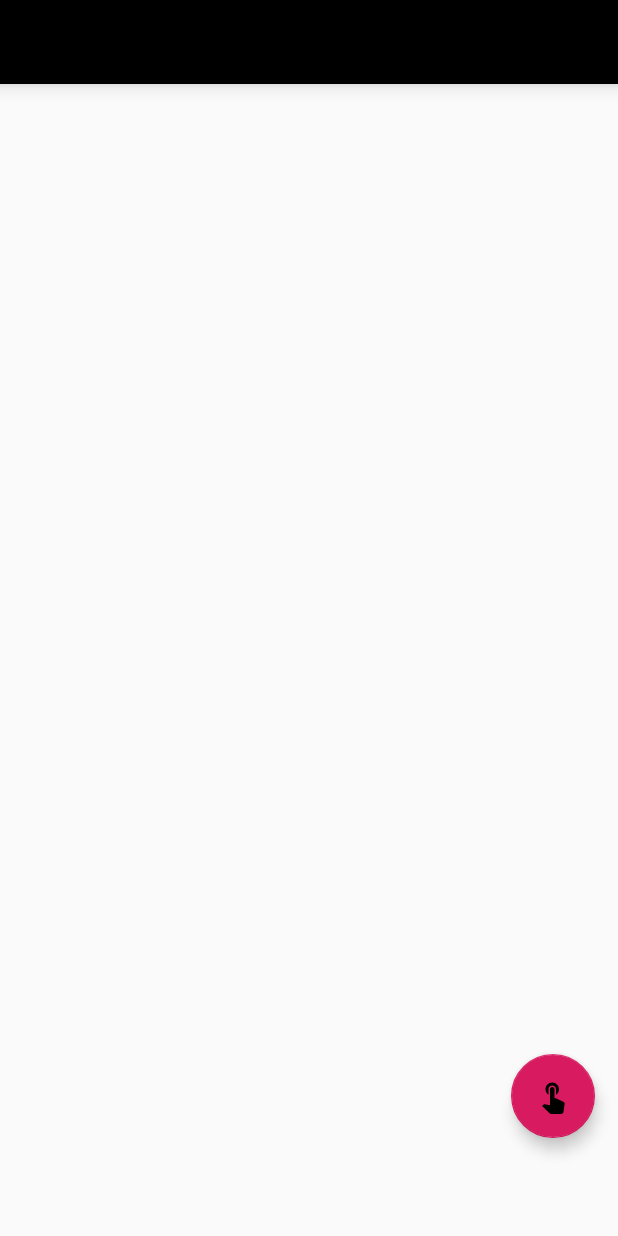
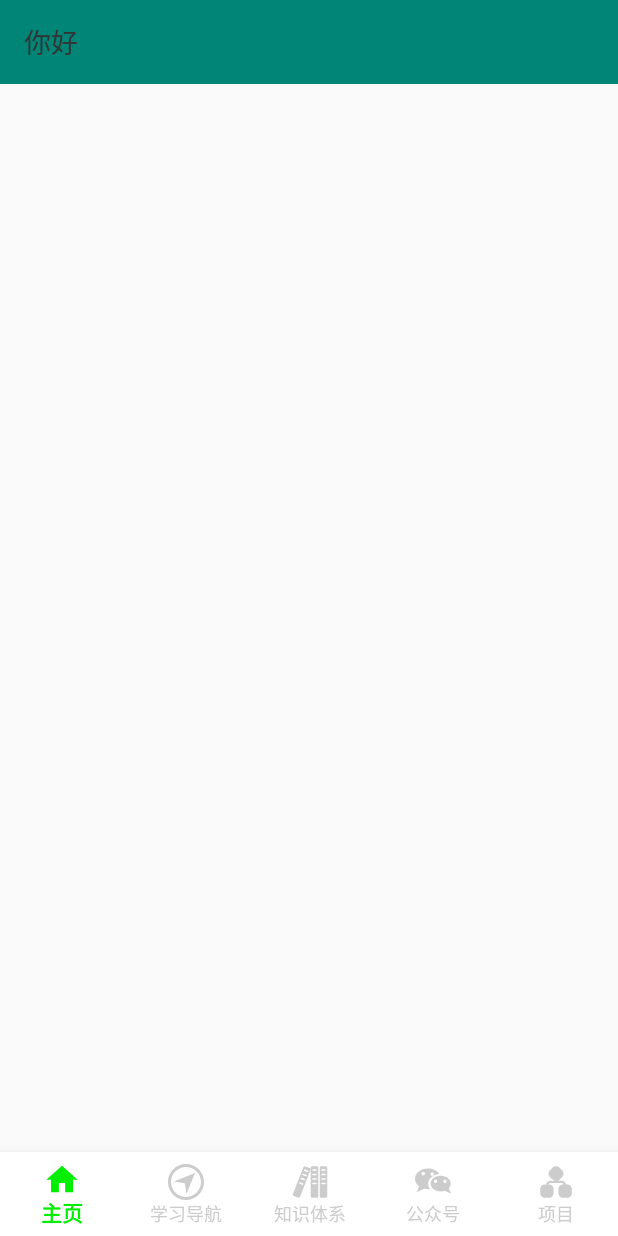
Before and after one commit to SunshineXyq/AndroidStudy, an Android app: the layout activity_main.xml on its own in the app's theme, with its tools: preview values and no code run, on a phone screen of 412 x 824 dp. Run offline under Robolectric (Android 15) with nearby library versions, the phone set to English and light mode, and no system bars.

Commit message:
主页面搭建，适用DrawerLayout

```diff
--- /dev/null
+++ b/app/src/main/res/drawable/ic_about.xml
@@ -0,0 +1,4 @@
+<vector android:height="24dp" android:viewportHeight="1024"
+    android:viewportWidth="1024" android:width="24dp" xmlns:android="http://schemas.android.com/apk/res/android">
+    <path android:fillColor="#FF000000" android:pathData="M516.25,958.32c-246.5,0 -446.32,-199.83 -446.32,-446.32S269.75,65.68 516.25,65.68c246.5,0 446.32,199.83 446.32,446.32S762.75,958.32 516.25,958.32zM516.25,261.63c-30.06,0 -54.43,24.37 -54.43,54.43 0,30.06 24.37,54.43 54.43,54.43 30.06,0 54.43,-24.37 54.43,-54.43C570.68,285.99 546.31,261.63 516.25,261.63zM570.68,479.34c0,-24.05 -19.5,-43.54 -43.54,-43.54l-21.77,0c-24.05,0 -43.54,19.49 -43.54,43.54l0,261.26c0,24.05 19.49,43.54 43.54,43.54l21.77,0c24.05,0 43.54,-19.5 43.54,-43.54L570.68,479.34z"/>
+</vector>
--- /dev/null
+++ b/app/src/main/res/drawable/ic_collect.xml
@@ -0,0 +1,4 @@
+<vector android:height="24dp" android:viewportHeight="1024"
+    android:viewportWidth="1024" android:width="24dp" xmlns:android="http://schemas.android.com/apk/res/android">
+    <path android:fillColor="#ffffff" android:pathData="M915.7,326.8c-2.2,-109.4 -92.7,-196.4 -202.1,-194.2 -86.4,1.7 -158.8,58.5 -184.4,136.2 -1.1,3.2 -5.6,3.2 -6.7,0 -26.5,-80.6 -103.1,-138 -192.3,-136.2 -109.4,2.2 -196.4,92.7 -194.2,202.1 0.8,38.5 17.1,79.8 40.1,119 17.9,30.4 39.5,58.3 63.9,83.7l286.2,297.2L837,514.4c47.6,-49.2 79.9,-127.1 78.7,-187.6z"/>
+</vector>
--- /dev/null
+++ b/app/src/main/res/drawable/ic_home_pager.xml
@@ -0,0 +1,4 @@
+<vector android:height="24dp" android:viewportHeight="1024"
+    android:viewportWidth="1024" android:width="24dp" xmlns:android="http://schemas.android.com/apk/res/android">
+    <path android:fillColor="#ffffff" android:pathData="M422.63,891.82V623.71h178.74v268.11h223.42V534.34h134.05L512,132.18 65.15,534.34h134.05V891.82H422.63z"/>
+</vector>
--- /dev/null
+++ b/app/src/main/res/drawable/ic_knowledge.xml
@@ -0,0 +1,6 @@
+<vector android:height="24dp" android:viewportHeight="1024"
+    android:viewportWidth="1024" android:width="24dp" xmlns:android="http://schemas.android.com/apk/res/android">
+    <path android:fillColor="#ffffff" android:pathData="M704,64l-128,0c-25.6,0 -42.67,17.07 -42.67,42.67l0,810.67c0,25.6 17.07,42.67 42.67,42.67l128,0c25.6,0 42.67,-17.07 42.67,-42.67l0,-810.67C746.67,81.07 729.6,64 704,64zM682.67,576l-85.33,0c-12.8,0 -21.33,-8.53 -21.33,-21.33 0,-12.8 8.53,-21.33 21.33,-21.33l85.33,0c12.8,0 21.33,8.53 21.33,21.33C704,567.47 695.47,576 682.67,576zM682.67,448l-85.33,0c-12.8,0 -21.33,-8.53 -21.33,-21.33 0,-12.8 8.53,-21.33 21.33,-21.33l85.33,0c12.8,0 21.33,8.53 21.33,21.33C704,439.47 695.47,448 682.67,448zM682.67,320l-85.33,0c-12.8,0 -21.33,-8.53 -21.33,-21.33 0,-12.8 8.53,-21.33 21.33,-21.33l85.33,0c12.8,0 21.33,8.53 21.33,21.33C704,311.47 695.47,320 682.67,320zM682.67,192l-85.33,0c-12.8,0 -21.33,-8.53 -21.33,-21.33 0,-12.8 8.53,-21.33 21.33,-21.33l85.33,0c12.8,0 21.33,8.53 21.33,21.33C704,183.47 695.47,192 682.67,192z"/>
+    <path android:fillColor="#ffffff" android:pathData="M503.47,110.93 L379.73,68.27C358.4,59.73 332.8,68.27 324.27,89.6l-298.67,763.73c-8.53,21.33 4.27,46.93 25.6,55.47l123.73,46.93c21.33,8.53 46.93,-4.27 55.47,-25.6l298.67,-763.73C537.6,145.07 529.07,119.47 503.47,110.93zM324.27,576c-4.27,12.8 -17.07,17.07 -29.87,12.8L213.33,558.93c-12.8,-4.27 -17.07,-17.07 -12.8,-29.87s17.07,-17.07 29.87,-12.8l81.07,29.87C324.27,550.4 328.53,563.2 324.27,576zM371.2,456.53C366.93,465.07 354.13,469.33 341.33,465.07l-81.07,-29.87c-12.8,-4.27 -17.07,-17.07 -12.8,-29.87 4.27,-12.8 17.07,-17.07 29.87,-12.8L358.4,426.67C371.2,430.93 375.47,443.73 371.2,456.53zM418.13,332.8C413.87,345.6 401.07,349.87 388.27,345.6L307.2,315.73C294.4,311.47 290.13,298.67 294.4,285.87 298.67,277.33 311.47,273.07 324.27,277.33l81.07,29.87C418.13,311.47 422.4,324.27 418.13,332.8zM465.07,213.33c-4.27,12.8 -17.07,17.07 -29.87,12.8L354.13,196.27C341.33,192 337.07,179.2 341.33,166.4c4.27,-12.8 17.07,-17.07 29.87,-12.8l81.07,29.87C465.07,187.73 469.33,200.53 465.07,213.33z"/>
+    <path android:fillColor="#ffffff" android:pathData="M960,64l-128,0c-25.6,0 -42.67,17.07 -42.67,42.67l0,810.67c0,25.6 17.07,42.67 42.67,42.67l128,0c25.6,0 42.67,-17.07 42.67,-42.67l0,-810.67C1002.67,81.07 985.6,64 960,64zM938.67,576l-85.33,0c-12.8,0 -21.33,-8.53 -21.33,-21.33 0,-12.8 8.53,-21.33 21.33,-21.33l85.33,0c12.8,0 21.33,8.53 21.33,21.33C960,567.47 951.47,576 938.67,576zM938.67,448l-85.33,0c-12.8,0 -21.33,-8.53 -21.33,-21.33 0,-12.8 8.53,-21.33 21.33,-21.33l85.33,0c12.8,0 21.33,8.53 21.33,21.33C960,439.47 951.47,448 938.67,448zM938.67,320l-85.33,0c-12.8,0 -21.33,-8.53 -21.33,-21.33 0,-12.8 8.53,-21.33 21.33,-21.33l85.33,0c12.8,0 21.33,8.53 21.33,21.33C960,311.47 951.47,320 938.67,320zM938.67,192l-85.33,0c-12.8,0 -21.33,-8.53 -21.33,-21.33 0,-12.8 8.53,-21.33 21.33,-21.33l85.33,0c12.8,0 21.33,8.53 21.33,21.33C960,183.47 951.47,192 938.67,192z"/>
+</vector>
--- /dev/null
+++ b/app/src/main/res/drawable/ic_logout.xml
@@ -0,0 +1,4 @@
+<vector android:height="24dp" android:viewportHeight="1024"
+    android:viewportWidth="1024" android:width="24dp" xmlns:android="http://schemas.android.com/apk/res/android">
+    <path android:fillColor="#ffffff" android:pathData="M512.29,0a511.99,511.99 0,1 0,511.71 511.71A511.44,511.44 0,0 0,512.29 0zM555.44,250.57v177.35a43.15,43.15 0,1 1,-86.31 0L469.13,250.57a4.73,4.73 0,0 1,0 -1.95,42.87 42.87,0 0,1 85.75,0 4.73,4.73 0,0 1,0.56 1.95zM512.29,819.63a287.87,287.87 0,0 1,-86.31 -562.38v62.36a229.13,229.13 0,1 0,172.33 0L598.31,257.25a287.87,287.87 0,0 1,-86.03 562.38z"/>
+</vector>
--- /dev/null
+++ b/app/src/main/res/drawable/ic_navigation.xml
@@ -0,0 +1,4 @@
+<vector android:height="24dp" android:viewportHeight="1024"
+    android:viewportWidth="1024" android:width="24dp" xmlns:android="http://schemas.android.com/apk/res/android">
+    <path android:fillColor="#ffffff" android:pathData="M512,1024C229.25,1024 0,794.75 0,512S229.25,0 512,0s512,229.25 512,512 -229.25,512 -512,512zM512,85.33C276.35,85.33 85.33,276.35 85.33,512s191.02,426.67 426.67,426.67 426.67,-191.02 426.67,-426.67S747.65,85.33 512,85.33zM476.97,547.58l-306.6,-48.77 598.14,-243.11 -242.94,597.59 -48.6,-305.71z"/>
+</vector>
--- /dev/null
+++ b/app/src/main/res/drawable/ic_project.xml
@@ -0,0 +1,4 @@
+<vector android:height="24dp" android:viewportHeight="1024"
+    android:viewportWidth="1024" android:width="24dp" xmlns:android="http://schemas.android.com/apk/res/android">
+    <path android:fillColor="#ffffff" android:pathData="M583.6,713.69v116.37c0,72.2 58.73,130.93 130.92,130.93h116.34c72.19,0 130.92,-58.73 130.92,-130.94v-116.36c0,-72.18 -58.73,-130.9 -130.92,-130.9h-28.51c-6.88,-32.44 -25,-59.81 -50.01,-78.46 -13.75,-13.24 -44.47,-26.01 -78.18,-26.01 -0.01,0 -0.02,0 -0.04,0h-108.07c23.56,-10.49 42.83,-26.99 56.42,-47.57l65.73,-61.97c23.68,-23.57 38.34,-56.19 38.34,-92.23 0,-0.13 0,-0.25 -0,-0.38 0,-34.96 -13.62,-67.83 -38.34,-92.54l-82.27,-82.29c-23.56,-23.69 -56.18,-38.35 -92.23,-38.35 -0.13,0 -0.26,0 -0.38,0 -34.95,0 -67.84,13.62 -92.55,38.35l-82.25,82.28c-23.69,23.56 -38.36,56.17 -38.36,92.21 0,0.13 0,0.25 0,0.37 0,34.94 13.62,67.83 38.35,92.56l82.26,82.26c17.35,17.39 39.59,29.9 64.48,35.27l-133.3,-8c-32.36,0 -63.45,11.95 -87.53,33.63 -23.25,20.95 -38.91,49.93 -42.59,82.54l-26.62,-11.7c-72.21,0.01 -130.95,58.73 -130.95,130.9v116.37c0,72.2 58.74,130.93 130.94,130.93h116.32c72.21,0 130.95,-58.73 130.95,-130.94v-116.36c0,-72.18 -58.74,-130.9 -130.95,-130.9h-20.3c10.4,-23.58 33.58,-39.74 60.53,-39.74 0.06,0 0.13,0 0.19,0h322.17c0.05,0 0.11,0 0.17,0 26.95,0 50.13,16.16 60.37,39.32l-20.15,0.42c-72.19,0 -130.92,58.72 -130.92,130.9z"/>
+</vector>
--- /dev/null
+++ b/app/src/main/res/drawable/ic_public_num.xml
@@ -0,0 +1,5 @@
+<vector android:height="24dp" android:viewportHeight="1024"
+    android:viewportWidth="1030" android:width="24dp" xmlns:android="http://schemas.android.com/apk/res/android">
+    <path android:fillColor="#ffffff" android:pathData="M697.6,275.2C620.8,179.2 499.2,121.6 371.2,128 166.4,128 0,256 0,422.4c0,83.2 44.8,160 115.2,211.2l-57.6,172.8L262.4,704c38.4,6.4 76.8,12.8 115.2,12.8h51.2c-32,-38.4 -44.8,-89.6 -51.2,-140.8 -6.4,-160 134.4,-281.6 320,-300.8zM448,275.2c0,-19.2 12.8,-32 32,-32h25.6c19.2,0 32,12.8 32,32v25.6c0,19.2 -12.8,32 -32,32h-25.6c-19.2,0 -32,-12.8 -32,-32v-25.6zM281.6,288c0,19.2 -12.8,32 -32,32h-25.6c-19.2,0 -32,-12.8 -32,-32v-25.6c0,-19.2 12.8,-32 32,-32h25.6c19.2,0 32,12.8 32,32v25.6z"/>
+    <path android:fillColor="#ffffff" android:pathData="M1024,556.8c0,-121.6 -128,-224 -288,-224S448,435.2 448,556.8c0,128 128,224 288,224 38.4,0 76.8,-6.4 115.2,-19.2l179.2,83.2 -64,-160c32,-25.6 57.6,-76.8 57.6,-128zM633.6,505.6c0,19.2 -12.8,32 -32,32L576,537.6c-19.2,0 -32,-12.8 -32,-32v-25.6c0,-19.2 12.8,-32 32,-32h25.6c19.2,0 32,12.8 32,32v25.6zM902.4,505.6c0,19.2 -12.8,32 -32,32h-25.6c-19.2,0 -32,-12.8 -32,-32v-25.6c0,-19.2 19.2,-32 32,-32h25.6c19.2,0 32,12.8 32,32v25.6z"/>
+</vector>
--- /dev/null
+++ b/app/src/main/res/drawable/ic_set.xml
@@ -0,0 +1,4 @@
+<vector android:height="24dp" android:viewportHeight="1024"
+    android:viewportWidth="1064" android:width="24dp" xmlns:android="http://schemas.android.com/apk/res/android">
+    <path android:fillColor="#ffffff" android:pathData="M-48.61,883.82M1041.34,883.82M45.56,852.67M403.53,510.9c0,-36.7 12.39,-67.21 37.66,-92.47 25.26,-25.26 55.77,-37.66 92.48,-37.66 36.7,0 67.21,12.39 92.48,37.66 25.27,25.26 37.66,55.77 37.66,92.47 0,36.71 -12.39,67.69 -37.66,92.95 -25.26,25.26 -55.77,37.66 -92.48,37.66 -36.7,0 -67.33,-12.27 -92.48,-37.66C415.81,578.23 403.53,547.12 403.53,510.9zM219.55,595.74c7.63,27.17 19.07,53.87 32.89,78.65l-85.8,105.35 97.24,97.24 105.34,-85.8c24.79,13.82 51.96,25.26 79.13,33.37l14.3,134.42 140.14,0 14.3,-134.42c27.17,-8.1 52.91,-19.54 79.13,-33.37l104.87,85.8 98.2,-97.24 -86.28,-105.35c13.35,-24.79 25.26,-51.48 33.36,-78.65l134.42,-14.78L980.79,440.82l-134.42,-14.3c-8.1,-27.17 -20.02,-52.43 -33.36,-78.65l86.28,-105.35 -98.2,-98.2 -104.87,86.28c-26.69,-13.35 -51.96,-25.26 -79.13,-33.37L602.79,62.82 462.64,62.82l-14.3,134.42c-28.12,8.1 -54.34,20.02 -79.13,33.37l-105.34,-86.28 -97.24,98.2 85.8,105.35c-13.35,26.22 -24.79,51.48 -32.89,78.65L84.65,440.82l0,140.14L219.55,595.74zM1021.78,852.67"/>
+</vector>
--- /dev/null
+++ b/app/src/main/res/drawable/navigation_bottom_color.xml
@@ -0,0 +1,7 @@
+<?xml version="1.0" encoding="utf-8"?>
+<selector xmlns:android="http://schemas.android.com/apk/res/android">
+    <item android:color="@color/green" android:state_checked="true" />
+
+    <item android:color="@color/lightWhite" android:state_checked="false" />
+
+</selector>
--- a/app/src/main/res/layout/activity_main.xml
+++ b/app/src/main/res/layout/activity_main.xml
@@ -1,6 +1,5 @@
 <?xml version="1.0" encoding="utf-8"?>
-<android.support.v4.widget.DrawerLayout
-    xmlns:android="http://schemas.android.com/apk/res/android"
+<android.support.v4.widget.DrawerLayout xmlns:android="http://schemas.android.com/apk/res/android"
     xmlns:app="http://schemas.android.com/apk/res-auto"
     xmlns:tools="http://schemas.android.com/tools"
     android:layout_width="match_parent"
@@ -11,31 +10,42 @@
         android:layout_width="match_parent"
         android:layout_height="match_parent">
 
-     <include layout="@layout/toolbar"/>
+        <include layout="@layout/toolbar" />
 
         <FrameLayout
             android:id="@+id/fragment_root"
             android:layout_width="match_parent"
             android:layout_height="match_parent">
+
         </FrameLayout>
 
-     <android.support.design.widget.FloatingActionButton
-         android:layout_width="wrap_content"
+        <android.support.design.widget.BottomNavigationView
+            android:id="@+id/bottom_navigation_view"
+            android:layout_width="match_parent"
             android:layout_height="wrap_content"
-         android:layout_gravity="bottom|right"
-         android:layout_marginBottom="65dp"
-         android:layout_marginRight="15dp"
-         android:src="@drawable/ic_touch_app_black_24dp"
-         app:layout_behavior="@string/down_up_btn_show"/>
-     <android.support.design.widget.BottomNavigationView
-         android:layout_width="match_parent"
-         android:layout_height="wrap_content">
+            android:layout_gravity="bottom"
+            android:background="@color/white"
+            app:elevation="10dp"
+            app:itemIconTint="@drawable/navigation_bottom_color"
+            app:itemTextColor="@drawable/navigation_bottom_color"
+            app:labelVisibilityMode="labeled"
+            app:menu="@menu/bottom_navigation">
 
         </android.support.design.widget.BottomNavigationView>
 
 
     </android.support.design.widget.CoordinatorLayout>
 
-
+    <android.support.design.widget.NavigationView
+        android:id="@+id/navigation_view"
+        android:layout_width="wrap_content"
+        android:layout_height="match_parent"
+        android:layout_gravity="start"
+        android:background="@color/Grey100"
+        app:headerLayout="@layout/navigation_header"
+        app:itemIconTint="@color/navigation_item_ic_color"
+        app:itemTextColor="@color/navigation_item_color"
+        app:menu="@menu/navigation_view">
+    </android.support.design.widget.NavigationView>
 
 </android.support.v4.widget.DrawerLayout>
--- /dev/null
+++ b/app/src/main/res/layout/navigation_header.xml
@@ -0,0 +1,25 @@
+<?xml version="1.0" encoding="utf-8"?>
+<LinearLayout xmlns:android="http://schemas.android.com/apk/res/android"
+    android:layout_width="match_parent"
+    android:layout_height="180dp"
+    android:orientation="vertical">
+
+    <ImageView
+        android:id="@+id/iv_navigation_head"
+        android:src="@mipmap/ic_launcher"
+        android:layout_width="80dp"
+        android:layout_height="80dp"
+        android:layout_gravity="center"
+        android:layout_marginTop="20dp"/>
+
+    <TextView
+        android:id="@+id/tv_navigation_head"
+        android:layout_width="wrap_content"
+        android:layout_height="wrap_content"
+        android:layout_marginTop="10dp"
+        android:textSize="20sp"
+        android:layout_gravity="center"
+        android:text="@string/login"/>
+
+
+</LinearLayout>
--- /dev/null
+++ b/app/src/main/res/menu/bottom_navigation.xml
@@ -0,0 +1,47 @@
+<?xml version="1.0" encoding="utf-8"?>
+<menu xmlns:android="http://schemas.android.com/apk/res/android"
+    xmlns:app="http://schemas.android.com/apk/res-auto">
+    <item
+        android:id="@+id/tab_home_pager"
+        android:enabled="true"
+        android:icon="@drawable/ic_home_pager"
+        android:title="@string/home_page"
+        app:showAsAction="ifRoom">  <!--如果有足够的空间会显示-->
+
+    </item>
+
+    <item
+        android:id="@+id/tab_navigation"
+        android:enabled="true"
+        android:title="@string/navigation"
+        android:icon="@drawable/ic_navigation"
+        app:showAsAction="ifRoom">
+    </item>
+
+    <item
+        android:id="@+id/tab_knowledge"
+        android:enabled="true"
+        android:title="@string/knowledge"
+        android:icon="@drawable/ic_knowledge"
+        app:showAsAction="ifRoom">
+    </item>
+
+
+    <item
+        android:id="@+id/tab_public_num"
+        android:enabled="true"
+        android:title="@string/public_num"
+        android:icon="@drawable/ic_public_num"
+        app:showAsAction="ifRoom">
+    </item>
+
+    <item
+        android:id="@+id/tab_project"
+        android:enabled="true"
+        android:title="@string/project"
+        android:icon="@drawable/ic_project"
+        app:showAsAction="ifRoom">
+    </item>
+
+
+</menu>
--- /dev/null
+++ b/app/src/main/res/menu/navigation_view.xml
@@ -0,0 +1,31 @@
+<?xml version="1.0" encoding="utf-8"?>
+<menu xmlns:android="http://schemas.android.com/apk/res/android">
+    <group>
+        <item
+            android:id="@+id/item_collect"
+            android:title="@string/nav_item_my_collect"
+            android:icon="@drawable/ic_collect">
+        </item>
+
+        <item
+            android:id="@+id/item_set"
+            android:title="@string/nav_item_set"
+            android:icon="@drawable/ic_set">
+        </item>
+
+        <item
+            android:id="@+id/item_about"
+            android:title="@string/nav_item_about"
+            android:icon="@drawable/ic_about">
+        </item>
+
+        <item
+            android:id="@+id/item_logout"
+            android:title="@string/nav_item_logout"
+            android:icon="@drawable/ic_logout">
+        </item>
+
+
+    </group>
+
+</menu>
--- a/app/src/main/res/values/colors.xml
+++ b/app/src/main/res/values/colors.xml
@@ -4,5 +4,20 @@
     <color name="colorPrimaryDark">#00574B</color>
     <color name="colorAccent">#D81B60</color>
     <color name="splash_tv">#19191b</color>
+    <color name="lightWhite">#cccccc</color>
+    <color name="green">#00EE00</color>
+
     <color name="white">#FFFFFF</color>
+    <color name="Grey50">#FAFAFA</color>
+    <color name="Grey100">#F5F5F5</color>
+    <color name="Grey200">#EEEEEE</color>
+    <color name="Grey300">#E0E0E0</color>
+    <color name="Grey400">#bdbdbd</color>
+    <color name="Grey500">#9e9e9e</color>
+    <color name="Grey600">#757575</color>
+    <color name="Grey700">#616161</color>
+    <color name="Grey800">#3D3D3D</color>
+    <color name="Grey900">#212121</color>
+    <color name="navigation_item_color">#19191B</color>
+    <color name="navigation_item_ic_color">#616161</color>
 </resources>
--- a/app/src/main/res/values/strings.xml
+++ b/app/src/main/res/values/strings.xml
@@ -2,4 +2,13 @@
     <string name="app_name">AndroidStudy</string>
     <string name="home_page">主页</string>
     <string name="down_up_btn_show" translatable="false">com.sunshinexu.mobilelearn.utils.behavior.BottomNavigationBehavior</string>
+    <string name="knowledge">知识体系</string>
+    <string name="navigation">学习导航</string>
+    <string name="public_num">公众号</string>
+    <string name="project">项目</string>
+    <string name="login">登录</string>
+    <string name="nav_item_my_collect">我的收藏</string>
+    <string name="nav_item_set">设置</string>
+    <string name="nav_item_about">关于我们</string>
+    <string name="nav_item_logout">注销</string>
 </resources>
```
Lines whose indentation alone changed are shown as unchanged.
